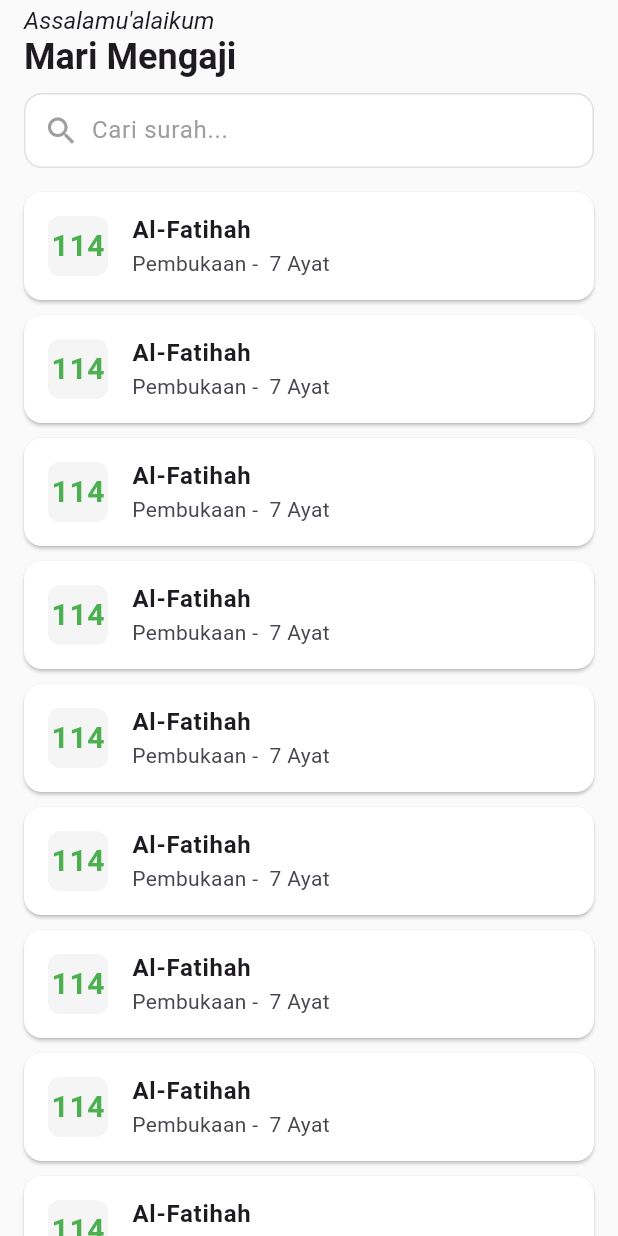
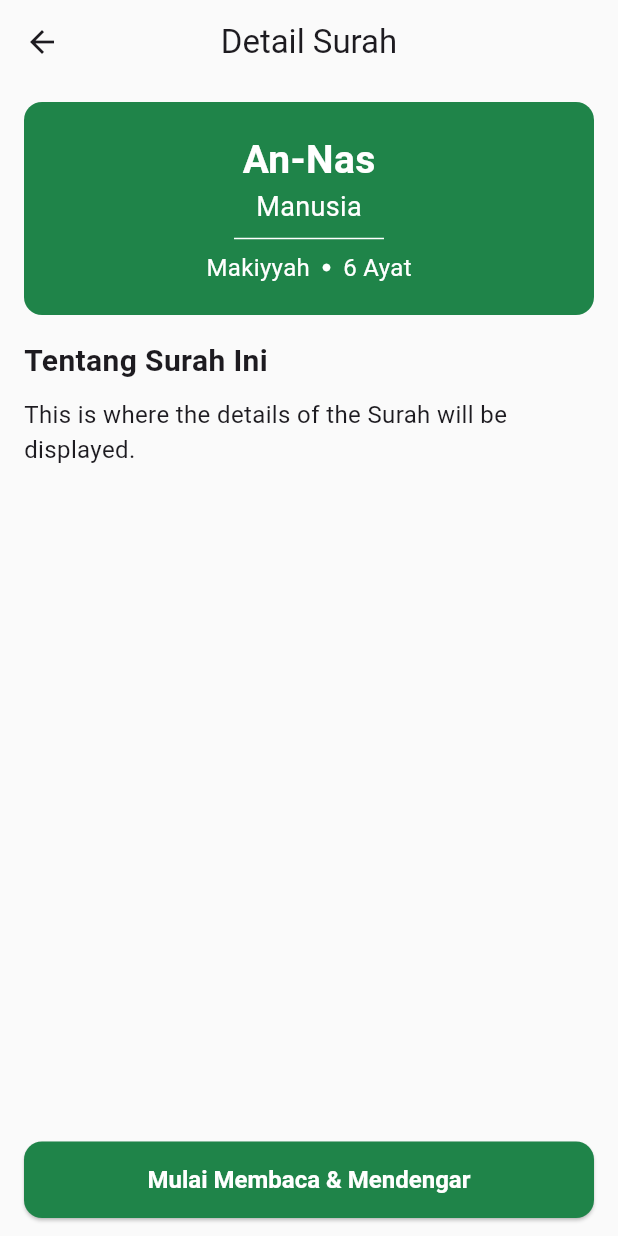
Before and after one commit to Noufalgithub/technical-test-quran-apps, a Flutter app: the screen it shows after launch, after a tap on "114", on a phone screen of 412 x 824 dp. Run offline on Flutter 3.47's test engine with Material 3 defaults, Android fonts, the phone set to English and light mode, and no system bars; our stand-ins replace get.

Commit message:
slicing detail surah, slicing player detail surah

```diff
--- /dev/null
+++ b/lib/app/modules/detail_surah/bindings/detail_surah_binding.dart
@@ -0,0 +1,12 @@
+import 'package:get/get.dart';
+
+import '../controllers/detail_surah_controller.dart';
+
+class DetailSurahBinding extends Bindings {
+  @override
+  void dependencies() {
+    Get.lazyPut<DetailSurahController>(
+      () => DetailSurahController(),
+    );
+  }
+}
--- /dev/null
+++ b/lib/app/modules/detail_surah/views/detail_surah_view.dart
@@ -0,0 +1,104 @@
+import 'package:flutter/material.dart';
+
+import 'package:get/get.dart';
+import 'package:quran_apps/app/routes/app_pages.dart';
+import 'package:quran_apps/app/theme/app_colors.dart';
+
+import '../controllers/detail_surah_controller.dart';
+
+class DetailSurahView extends GetView<DetailSurahController> {
+  const DetailSurahView({super.key});
+  @override
+  Widget build(BuildContext context) {
+    final args = Get.arguments ?? {};
+
+    final String surahName = args['surahName'] ?? '-';
+
+    return Scaffold(
+      appBar: AppBar(title: const Text('Detail Surah'), centerTitle: true),
+      bottomNavigationBar: SafeArea(
+        child: Padding(
+          padding: const EdgeInsets.symmetric(horizontal: 16, vertical: 12),
+          child: ElevatedButton(
+            onPressed: () {
+              Get.toNamed(
+                Routes.PLAYER_DETAIL_SURAH,
+                arguments: {'surahName': surahName},
+              );
+            },
+            style: ElevatedButton.styleFrom(
+              backgroundColor: AppColors.primary,
+              foregroundColor: Colors.white,
+              textStyle: const TextStyle(
+                fontSize: 16,
+                fontWeight: FontWeight.bold,
+              ),
+              padding: const EdgeInsets.symmetric(horizontal: 24, vertical: 16),
+              shape: RoundedRectangleBorder(
+                borderRadius: BorderRadius.circular(12), // Rounded
+              ),
+            ),
+            child: const Text("Mulai Membaca & Mendengar"),
+          ),
+        ),
+      ),
+      body: ListView(
+        padding: const EdgeInsets.fromLTRB(16, 12, 16, 40),
+        children: [
+          Container(
+            padding: const EdgeInsets.symmetric(horizontal: 16, vertical: 20),
+            decoration: BoxDecoration(
+              color: AppColors.primary,
+              borderRadius: BorderRadius.circular(12),
+            ),
+            child: const Column(
+              children: [
+                Text(
+                  'An-Nas',
+                  style: TextStyle(
+                    fontSize: 26,
+                    color: Colors.white,
+                    fontWeight: FontWeight.bold,
+                  ),
+                ),
+                Text(
+                  'Manusia',
+                  style: TextStyle(fontSize: 18, color: Colors.white),
+                ),
+                SizedBox(width: 100, child: Divider(color: Colors.white)),
+                Row(
+                  mainAxisAlignment: MainAxisAlignment.center,
+                  children: [
+                    Text(
+                      'Makiyyah',
+                      style: TextStyle(fontSize: 16, color: Colors.white),
+                    ),
+                    Padding(
+                      padding: EdgeInsets.symmetric(horizontal: 8),
+                      child: Icon(Icons.circle, color: Colors.white, size: 6),
+                    ),
+                    Text(
+                      '6 Ayat',
+                      style: TextStyle(fontSize: 16, color: Colors.white),
+                    ),
+                  ],
+                ),
+              ],
+            ),
+          ),
+          const SizedBox(height: 16),
+          const Text(
+            'Tentang Surah Ini',
+            style: TextStyle(fontSize: 20, fontWeight: FontWeight.bold),
+          ),
+          const SizedBox(height: 10),
+          // Add more details about the Surah here
+          const Text(
+            'This is where the details of the Surah will be displayed.',
+            style: TextStyle(fontSize: 16),
+          ),
+        ],
+      ),
+    );
+  }
+}
--- a/lib/app/modules/home/views/home_view.dart
+++ b/lib/app/modules/home/views/home_view.dart
@@ -1,6 +1,8 @@
 import 'package:flutter/material.dart';
 
 import 'package:get/get.dart';
+import 'package:quran_apps/app/routes/app_pages.dart';
+import 'package:quran_apps/app/theme/app_colors.dart';
 
 import '../controllers/home_controller.dart';
 import 'widgets/search_box.dart';
@@ -30,6 +32,36 @@ class HomeView extends GetView<HomeController> {
       body: SafeArea(
         child: Column(
           children: [
+            Container(
+              margin: const EdgeInsets.symmetric(horizontal: 16, vertical: 8),
+              padding: const EdgeInsets.symmetric(horizontal: 16, vertical: 8),
+              decoration: BoxDecoration(
+                color: AppColors.primary,
+                borderRadius: BorderRadius.circular(12),
+              ),
+              child: ListTile(
+                title: const Text(
+                  'Terakhir Dibaca',
+                  style: TextStyle(fontSize: 16, color: Colors.white),
+                ),
+                subtitle: const Text(
+                  'Al-Fatihah',
+                  style: TextStyle(
+                    fontSize: 20,
+                    color: Colors.white,
+                    fontWeight: FontWeight.bold,
+                  ),
+                ),
+                trailing: const Icon(
+                  size: 30,
+                  Icons.keyboard_arrow_right,
+                  color: Colors.white,
+                ),
+                onTap: () {
+                  // Aksi ketika tile ditekan
+                },
+              ),
+            ),
             const SizedBox(height: 6),
             SearchBox(
               controller: searchController,
@@ -42,9 +74,23 @@ class HomeView extends GetView<HomeController> {
                 padding: const EdgeInsets.all(16),
                 itemCount: 10,
                 itemBuilder: (context, index) {
-                  return Card(
+                  return InkWell(
+                    onTap: () {
+                      Get.toNamed(
+                        Routes.DETAIL_SURAH,
+                        arguments: {
+                          'surahNumber': index + 1,
+                          'surahName': 'Al-Fatihah',
+                        },
+                      );
+                    },
+                    child: Container(
                       margin: const EdgeInsets.only(bottom: 10),
+                      decoration: BoxDecoration(
                         color: Colors.white,
+                        borderRadius: BorderRadius.circular(12),
+                        border: Border.all(color: Colors.grey.shade300),
+                      ),
                       child: ListTile(
                         leading: Container(
                           width: 40,
@@ -59,7 +105,7 @@ class HomeView extends GetView<HomeController> {
                               style: TextStyle(
                                 fontSize: 20,
                                 fontWeight: FontWeight.bold,
-                              color: Colors.green,
+                                color: AppColors.primary,
                               ),
                             ),
                           ),
@@ -72,9 +118,7 @@ class HomeView extends GetView<HomeController> {
                           ),
                         ),
                         subtitle: const Text('Pembukaan -  7 Ayat'),
-                      onTap: () {
-                        // Aksi ketika tile ditekan
-                      },
+                      ),
                     ),
                   );
                 },
--- a/lib/app/routes/app_pages.dart
+++ b/lib/app/routes/app_pages.dart
@@ -1,7 +1,11 @@
 import 'package:get/get.dart';
 
+import '../modules/detail_surah/bindings/detail_surah_binding.dart';
+import '../modules/detail_surah/views/detail_surah_view.dart';
 import '../modules/home/bindings/home_binding.dart';
 import '../modules/home/views/home_view.dart';
+import '../modules/player_detail_surah/bindings/player_detail_surah_binding.dart';
+import '../modules/player_detail_surah/views/player_detail_surah_view.dart';
 
 part 'app_routes.dart';
 
@@ -16,5 +20,15 @@ class AppPages {
       page: () => const HomeView(),
       binding: HomeBinding(),
     ),
+    GetPage(
+      name: _Paths.DETAIL_SURAH,
+      page: () => const DetailSurahView(),
+      binding: DetailSurahBinding(),
+    ),
+    GetPage(
+      name: _Paths.PLAYER_DETAIL_SURAH,
+      page: () => const PlayerDetailSurahView(),
+      binding: PlayerDetailSurahBinding(),
+    ),
   ];
 }
--- a/lib/app/routes/app_routes.dart
+++ b/lib/app/routes/app_routes.dart
@@ -4,9 +4,13 @@ part of 'app_pages.dart';
 abstract class Routes {
   Routes._();
   static const HOME = _Paths.HOME;
+  static const DETAIL_SURAH = _Paths.DETAIL_SURAH;
+  static const PLAYER_DETAIL_SURAH = _Paths.PLAYER_DETAIL_SURAH;
 }
 
 abstract class _Paths {
   _Paths._();
   static const HOME = '/home';
+  static const DETAIL_SURAH = '/detail-surah';
+  static const PLAYER_DETAIL_SURAH = '/player-detail-surah';
 }
--- /dev/null
+++ b/lib/app/theme/app_colors.dart
@@ -0,0 +1,5 @@
+import 'package:flutter/material.dart';
+
+class AppColors {
+  static const Color primary = Color(0xFF1F8449);
+}
--- a/lib/main.dart
+++ b/lib/main.dart
@@ -12,7 +12,6 @@ void main() {
       initialRoute: AppPages.INITIAL,
       getPages: AppPages.routes,
       theme: ThemeData(
-        primarySwatch: Colors.green,
         scaffoldBackgroundColor: Colors.grey.shade50,
         appBarTheme: AppBarTheme(backgroundColor: Colors.grey.shade50),
       ),
```
Also changed, not shown: lib/app/modules/detail_surah/controllers/detail_surah_controller.dart (added, +23 -0 lines), lib/app/modules/player_detail_surah/bindings/player_detail_surah_binding.dart (added, +12 -0 lines), lib/app/modules/player_detail_surah/controllers/player_detail_surah_controller.dart (added, +23 -0 lines), lib/app/modules/player_detail_surah/views/player_detail_surah_view.dart (added, +47 -0 lines), lib/app/modules/player_detail_surah/views/widgets/audio_player_bar.dart (added, +136 -0 lines), lib/app/modules/player_detail_surah/views/widgets/ayat_card.dart (added, +77 -0 lines). Lines whose indentation alone changed are shown as unchanged.
